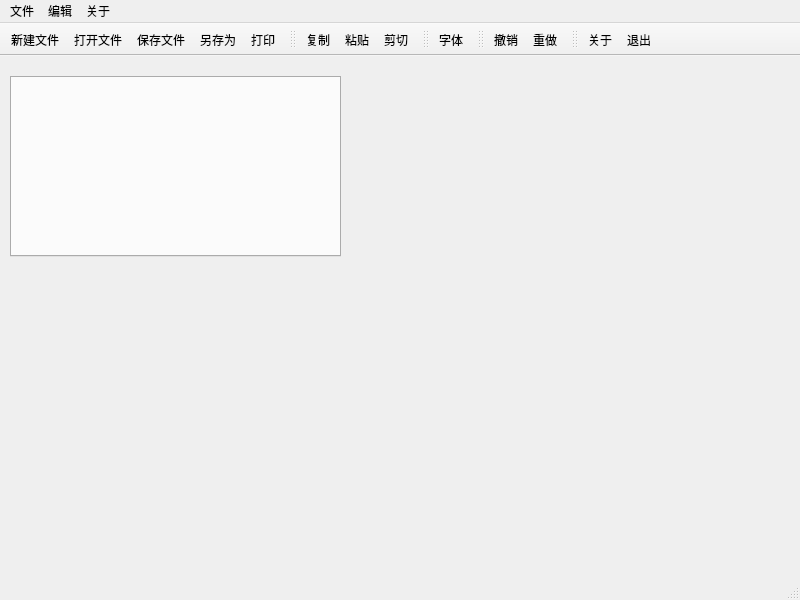
This is CodeEditor/mainwindow.ui in JFYStudy/NKU2023CPP- as Qt 5 draws it before an edit. The edited form follows.
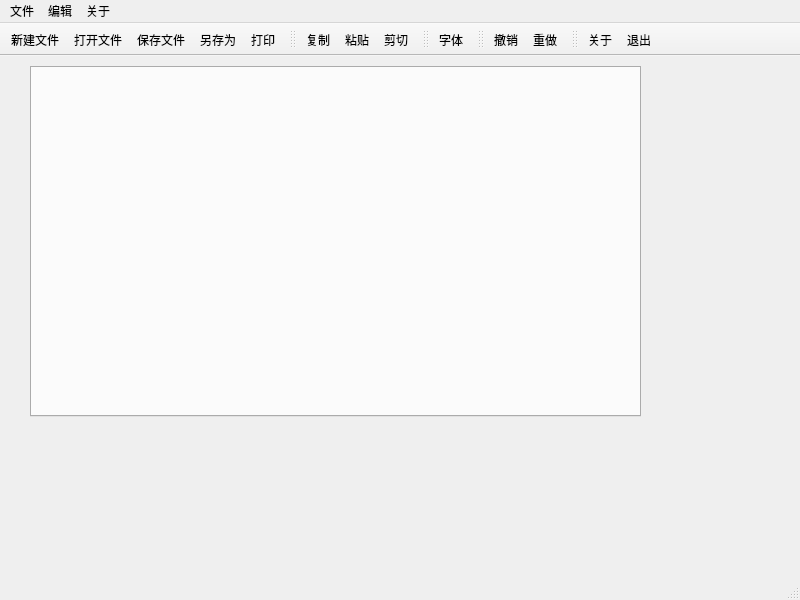
This is the edited form. Icons and pictures are not drawn.

The edit to the form file:
```diff
--- a/CodeEditor/mainwindow.ui
+++ b/CodeEditor/mainwindow.ui
@@ -21,10 +21,10 @@
    <widget class="QTabWidget" name="tabWidget">
     <property name="geometry">
      <rect>
-      <x>10</x>
-      <y>20</y>
-      <width>331</width>
-      <height>181</height>
+      <x>30</x>
+      <y>10</y>
+      <width>611</width>
+      <height>351</height>
      </rect>
     </property>
     <property name="tabShape">
```
